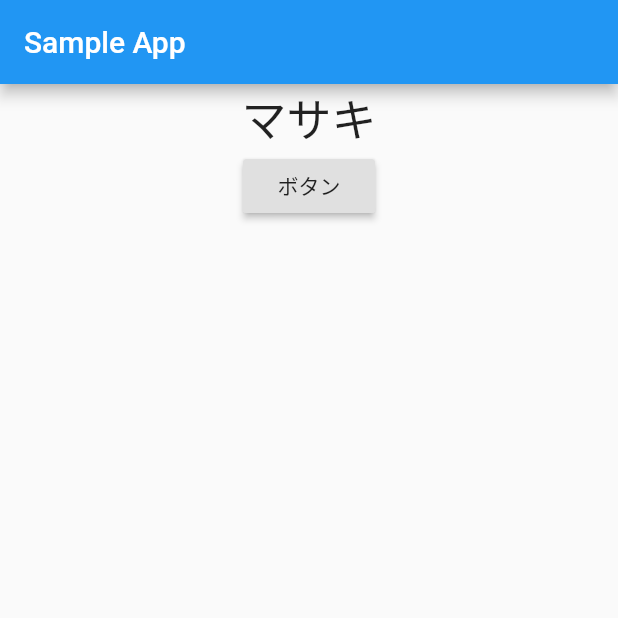
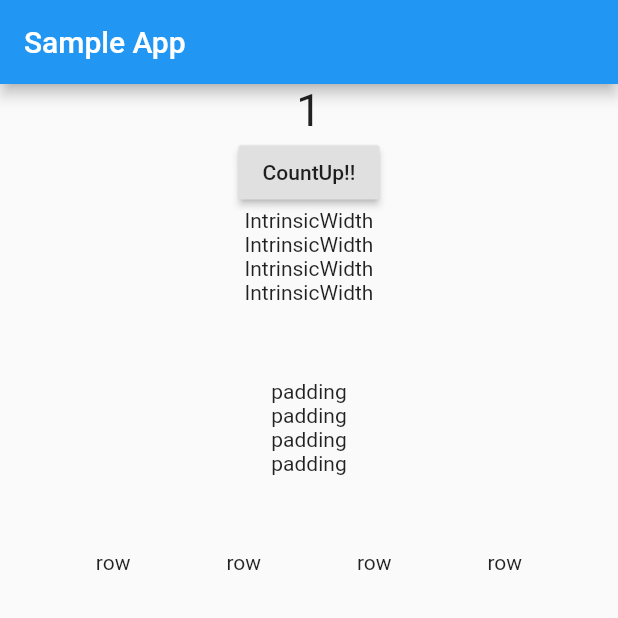
Before and after one commit to masa-futa/flutter_sample, a Flutter app: the screen it shows after launch, on a phone screen of 412 x 824 dp, the top half of it. Run offline on Flutter 3.47's test engine with Material 2 defaults, Android fonts, the phone set to English and light mode, and no system bars; missing offline and left inert: dart:ffi.

Commit message:
[Change] 基本的なレイアウト実装

```diff
--- a/flutte_sample_app/lib/main.dart
+++ b/flutte_sample_app/lib/main.dart
@@ -1,3 +1,5 @@
+import 'dart:ffi';
+
 import 'package:flutter/material.dart';
 import 'package:flutte_sample_app/main_model.dart';
 import 'package:provider/provider.dart';
@@ -23,6 +25,10 @@ class MyAppStateful extends StatefulWidget {
 }
 
 class MyAppState extends State<MyAppStateful> {
+  Future sample() async {
+    print(111);
+  }
+
   @override
   Widget build(BuildContext context) {
     return ChangeNotifierProvider<MainModel>(
@@ -36,12 +42,12 @@ class MyAppState extends State<MyAppStateful> {
             return Center(
               child: Column(
                 children: [
-                  Text(model.text, style: TextStyle(fontSize: 30),),
-                  RaisedButton(
-                    child: Text("ボタン"),
-                  onPressed: () {
-                      model.changeText();
-                  },)
+                  Text(model.countText.toString(), style: TextStyle(fontSize: 30)),
+                  countButton(model),
+                  centerintrinsicWidth(),
+                  padding(),
+                  row(),
+                  // listView()
                 ],
               ),
             );
@@ -50,5 +56,67 @@ class MyAppState extends State<MyAppStateful> {
       ),
     );
   }
+  /// カウントアップボタン
+  Widget countButton(MainModel model) {
+    return RaisedButton(
+      child: Text("CountUp!!"),
+        onPressed: () {
+          model.changeText();
+        });
+  }
 
+  Widget centerintrinsicWidth() {
+    return Center(
+      child: IntrinsicWidth(
+        child: Column(
+          children: [
+            Text("IntrinsicWidth"),
+            Text("IntrinsicWidth"),
+            Text("IntrinsicWidth"),
+            Text("IntrinsicWidth")
+          ],
+        ),
+      ),
+    );
+  }
+
+  Widget padding() {
+    return Padding(
+      padding: EdgeInsets.all(50),
+      child: IntrinsicWidth(
+        child: Column(
+          children: [
+            Text("padding"),
+            Text("padding"),
+            Text("padding"),
+            Text("padding")
+          ],
+        ),
+      ),
+    );
+  }
+
+  Widget row() {
+    return Row(
+      mainAxisAlignment: MainAxisAlignment.spaceEvenly,
+      children: [
+        Text("row"),
+        Text("row"),
+        Text("row"),
+        Text("row"),
+      ],
+    );
+  }
+  /// ListView
+  // Widget listView() {
+  //   return ListView.builder(
+  //       itemBuilder: (context, index) {
+  //         return RaisedButton(
+  //           child: Text("count: $index"),
+  //             onPressed: () {}
+  //             );
+  //       },
+  //       itemCount: 5,
+  //       );
+  // }
 }
--- a/flutte_sample_app/lib/main_model.dart
+++ b/flutte_sample_app/lib/main_model.dart
@@ -2,10 +2,10 @@
 import 'package:flutter/material.dart';
 
 class MainModel extends ChangeNotifier {
-  var text = 'マサキ';
+  var countText = 1;
 
   void changeText() {
-    text = "変更後マサキ";
+    countText = countText + 1;
     notifyListeners();
   }
 }
```
